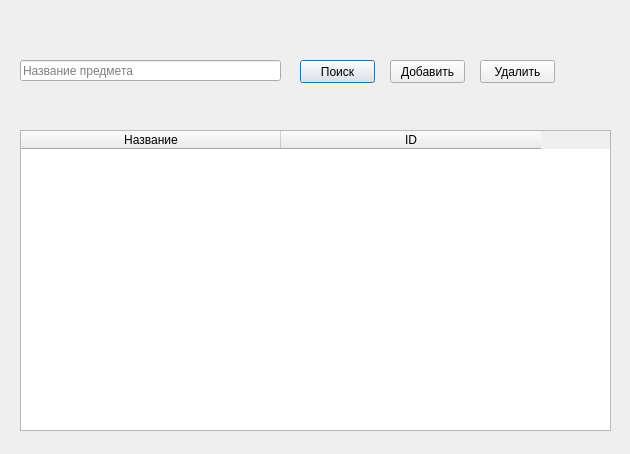
Old version of the form gui_client/subjectcontrolwindow.ui in the repository turok-m-a/tester-server.
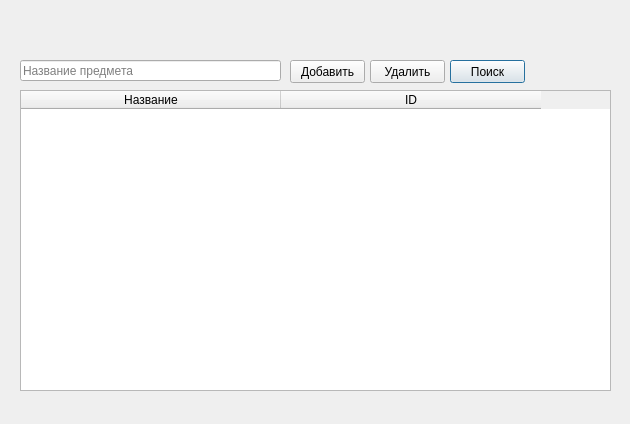
New version of the form.

Diff of the .ui file:
```diff
--- a/gui_client/subjectcontrolwindow.ui
+++ b/gui_client/subjectcontrolwindow.ui
@@ -7,7 +7,7 @@
     <x>0</x>
     <y>0</y>
     <width>630</width>
-    <height>454</height>
+    <height>424</height>
    </rect>
   </property>
   <property name="windowTitle">
@@ -17,7 +17,7 @@
    <property name="geometry">
     <rect>
      <x>20</x>
-     <y>130</y>
+     <y>90</y>
      <width>591</width>
      <height>301</height>
     </rect>
@@ -70,7 +70,7 @@
   <widget class="QPushButton" name="findButton">
    <property name="geometry">
     <rect>
-     <x>300</x>
+     <x>450</x>
      <y>60</y>
      <width>75</width>
      <height>23</height>
@@ -83,7 +83,7 @@
   <widget class="QPushButton" name="addButton">
    <property name="geometry">
     <rect>
-     <x>390</x>
+     <x>290</x>
      <y>60</y>
      <width>75</width>
      <height>23</height>
@@ -96,7 +96,7 @@
   <widget class="QPushButton" name="deleteButton">
    <property name="geometry">
     <rect>
-     <x>480</x>
+     <x>370</x>
      <y>60</y>
      <width>75</width>
      <height>23</height>
```
